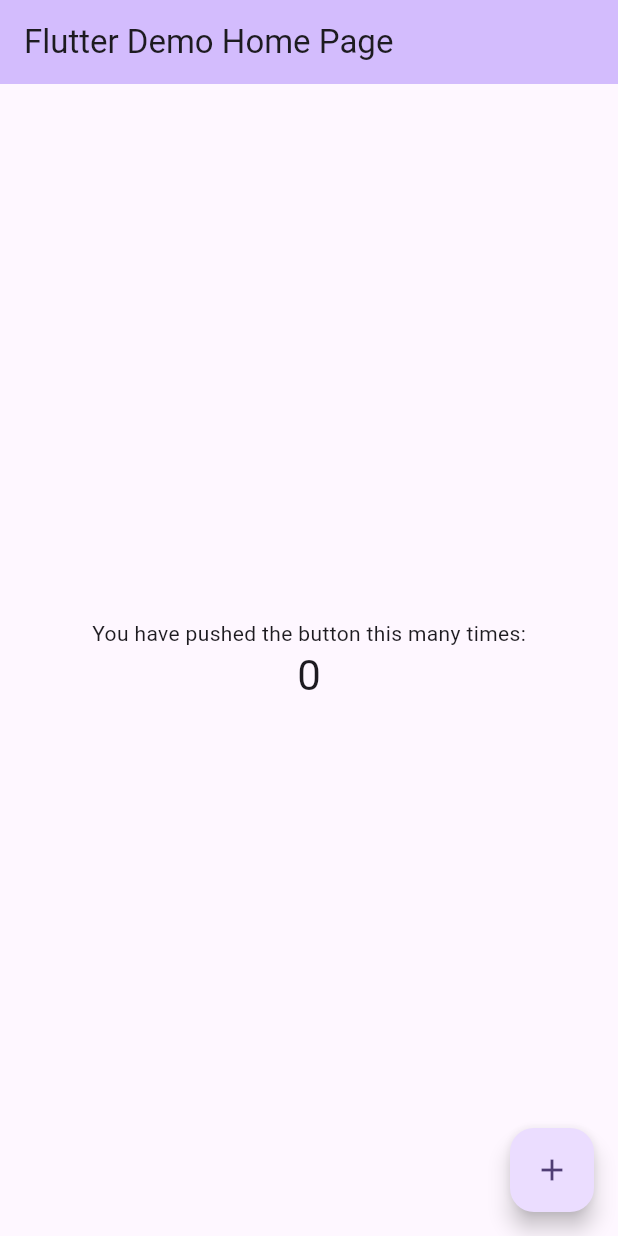
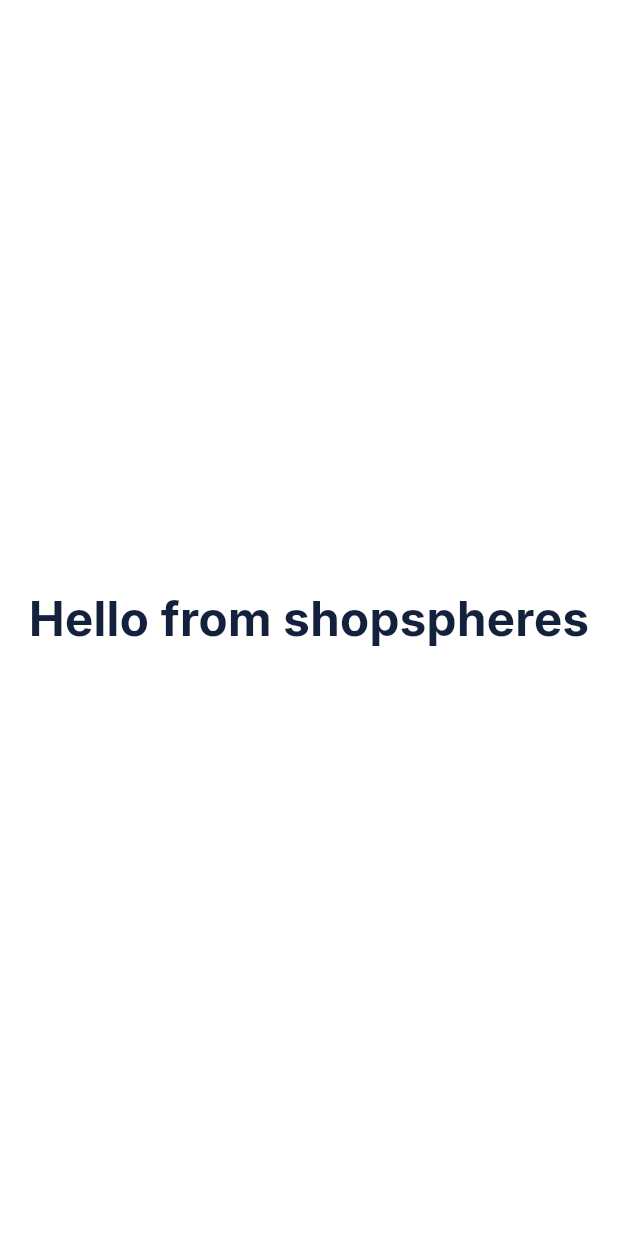
Before and after one commit to WajahatNoor/ShopSphere, a Flutter app: the screen it shows after launch, on a phone screen of 412 x 824 dp. Run offline on Flutter 3.47's test engine with Material 3 defaults, Android fonts, the phone set to English and light mode, and no system bars; our stand-ins replace firebase_core; accounts and stored records are empty.

Commit message:
make the color pallete consistent typography and text styles with app radious also

```diff
--- a/lib/app/res/app_colors.dart
+++ b/lib/app/res/app_colors.dart
@@ -0,0 +1,18 @@
+import 'dart:ui';
+
+class AppColors {
+  static const primary = Color(0xFF14213D);
+  static const secondary = Color(0xFF2563EB);
+
+  static const background = Color(0xFFFFFFFF);
+  static const surface = Color(0xFFF8FAFC);
+  static const border = Color(0xFFE2E8F0);
+
+  static const textPrimary = Color(0xFF14213D);
+  static const textSecondary = Color(0xFF64748B);
+
+  static const success = Color(0xFF16A34A);
+  static const error = Color(0xFFDC2626);
+  static const warning = Color(0xFFF59E0B);
+  static const info = Color(0xFF0EA5E9);
+}
--- /dev/null
+++ b/lib/app/res/app_radious.dart
@@ -0,0 +1,6 @@
+abstract class AppRadius {
+  static const double input = 8;
+  static const double button = 12;
+  static const double card = 12;
+  static const double container = 16;
+}
--- /dev/null
+++ b/lib/app/res/app_spacings.dart
@@ -0,0 +1,8 @@
+abstract class AppSpacing {
+  static const double xs = 4;
+  static const double sm = 8;
+  static const double md = 16;
+  static const double lg = 24;
+  static const double xl = 32;
+  static const double xxl = 48;
+}
--- /dev/null
+++ b/lib/app/res/app_text_styles.dart
@@ -0,0 +1,40 @@
+import 'package:flutter/material.dart';
+import 'app_colors.dart';
+
+abstract class AppTextStyles {
+  static const TextStyle heading = TextStyle(
+    fontSize: 32,
+    fontWeight: FontWeight.w700,
+    color: AppColors.textPrimary,
+  );
+
+  static const TextStyle sectionHeading = TextStyle(
+    fontSize: 24,
+    fontWeight: FontWeight.w600,
+    color: AppColors.textPrimary,
+  );
+
+  static const TextStyle subheading = TextStyle(
+    fontSize: 18,
+    fontWeight: FontWeight.w600,
+    color: AppColors.textPrimary,
+  );
+
+  static const TextStyle body = TextStyle(
+    fontSize: 16,
+    fontWeight: FontWeight.w400,
+    color: AppColors.textPrimary,
+  );
+
+  static const TextStyle bodySmall = TextStyle(
+    fontSize: 14,
+    fontWeight: FontWeight.w400,
+    color: AppColors.textSecondary,
+  );
+
+  static const TextStyle caption = TextStyle(
+    fontSize: 12,
+    fontWeight: FontWeight.w400,
+    color: AppColors.textSecondary,
+  );
+}
--- /dev/null
+++ b/lib/app/res/app_theme.dart
@@ -0,0 +1,38 @@
+import 'package:flutter/material.dart';
+
+import 'app_colors.dart';
+import 'app_text_styles.dart';
+
+class AppTheme {
+  static ThemeData get lightTheme {
+    return ThemeData(
+      useMaterial3: true,
+      fontFamily: 'Inter',
+      scaffoldBackgroundColor: AppColors.background,
+
+      colorScheme: ColorScheme.fromSeed(
+        seedColor: AppColors.primary,
+        primary: AppColors.primary,
+        secondary: AppColors.secondary,
+        surface: AppColors.surface,
+        error: AppColors.error,
+      ),
+
+      textTheme: const TextTheme(
+        headlineLarge: AppTextStyles.heading,
+        headlineMedium: AppTextStyles.sectionHeading,
+        titleLarge: AppTextStyles.subheading,
+        bodyLarge: AppTextStyles.body,
+        bodyMedium: AppTextStyles.bodySmall,
+        bodySmall: AppTextStyles.caption,
+      ),
+
+      appBarTheme: const AppBarTheme(
+        backgroundColor: AppColors.background,
+        foregroundColor: AppColors.primary,
+        elevation: 0,
+        centerTitle: false,
+      ),
+    );
+  }
+}
--- a/lib/main.dart
+++ b/lib/main.dart
@@ -1,5 +1,7 @@
 import 'package:firebase_core/firebase_core.dart';
 import 'package:flutter/material.dart';
+import 'package:shop_shop_sphere/app/res/app_text_styles.dart';
+import 'package:shop_shop_sphere/app/res/app_theme.dart';
 import 'package:shop_shop_sphere/firebase_options.dart';
 
 void main() async {
@@ -10,121 +12,22 @@
   ).then((value) {
     debugPrint("FIREBASE CONNECTED");
   });
-  runApp(const MyApp());
+  runApp(const ShopSphereApp());
 }
 
-class MyApp extends StatelessWidget {
-  const MyApp({super.key});
+class ShopSphereApp extends StatelessWidget {
+  const ShopSphereApp({super.key});
 
-  // This widget is the root of your application.
   @override
   Widget build(BuildContext context) {
     return MaterialApp(
-      title: 'Flutter Demo',
-      theme: ThemeData(
-        // This is the theme of your application.
-        //
-        // TRY THIS: Try running your application with "flutter run". You'll see
-        // the application has a purple toolbar. Then, without quitting the app,
-        // try changing the seedColor in the colorScheme below to Colors.green
-        // and then invoke "hot reload" (save your changes or press the "hot
-        // reload" button in a Flutter-supported IDE, or press "r" if you used
-        // the command line to start the app).
-        //
-        // Notice that the counter didn't reset back to zero; the application
-        // state is not lost during the reload. To reset the state, use hot
-        // restart instead.
-        //
-        // This works for code too, not just values: Most code changes can be
-        // tested with just a hot reload.
-        colorScheme: .fromSeed(seedColor: Colors.deepPurple),
-      ),
-      home: const MyHomePage(title: 'Flutter Demo Home Page'),
-    );
-  }
-}
-
-class MyHomePage extends StatefulWidget {
-  const MyHomePage({super.key, required this.title});
-
-  // This widget is the home page of your application. It is stateful, meaning
-  // that it has a State object (defined below) that contains fields that affect
-  // how it looks.
-
-  // This class is the configuration for the state. It holds the values (in this
-  // case the title) provided by the parent (in this case the App widget) and
-  // used by the build method of the State. Fields in a Widget subclass are
-  // always marked "final".
-
-  final String title;
-
-  @override
-  State<MyHomePage> createState() => _MyHomePageState();
-}
-
-class _MyHomePageState extends State<MyHomePage> {
-  int _counter = 0;
-
-  void _incrementCounter() {
-    setState(() {
-      // This call to setState tells the Flutter framework that something has
-      // changed in this State, which causes it to rerun the build method below
-      // so that the display can reflect the updated values. If we changed
-      // _counter without calling setState(), then the build method would not be
-      // called again, and so nothing would appear to happen.
-      _counter++;
-    });
-  }
-
-  @override
-  Widget build(BuildContext context) {
-    // This method is rerun every time setState is called, for instance as done
-    // by the _incrementCounter method above.
-    //
-    // The Flutter framework has been optimized to make rerunning build methods
-    // fast, so that you can just rebuild anything that needs updating rather
-    // than having to individually change instances of widgets.
-    return Scaffold(
-      appBar: AppBar(
-        // TRY THIS: Try changing the color here to a specific color (to
-        // Colors.amber, perhaps?) and trigger a hot reload to see the AppBar
-        // change color while the other colors stay the same.
-        backgroundColor: Theme.of(context).colorScheme.inversePrimary,
-        // Here we take the value from the MyHomePage object that was created by
-        // the App.build method, and use it to set our appbar title.
-        title: Text(widget.title),
-      ),
-      body: Center(
-        // Center is a layout widget. It takes a single child and positions it
-        // in the middle of the parent.
-        child: Column(
-          // Column is also a layout widget. It takes a list of children and
-          // arranges them vertically. By default, it sizes itself to fit its
-          // children horizontally, and tries to be as tall as its parent.
-          //
-          // Column has various properties to control how it sizes itself and
-          // how it positions its children. Here we use mainAxisAlignment to
-          // center the children vertically; the main axis here is the vertical
-          // axis because Columns are vertical (the cross axis would be
-          // horizontal).
-          //
-          // TRY THIS: Invoke "debug painting" (choose the "Toggle Debug Paint"
-          // action in the IDE, or press "p" in the console), to see the
-          // wireframe for each widget.
-          mainAxisAlignment: .center,
-          children: [
-            const Text('You have pushed the button this many times:'),
-            Text(
-              '$_counter',
-              style: Theme.of(context).textTheme.headlineMedium,
-            ),
-          ],
+      theme: AppTheme.lightTheme,
+      debugShowCheckedModeBanner: false,
+      title: 'ShopSphere My  First Ecommerse App',
+      home: Scaffold(
+        body: Center(
+          child: Text("Hello from shopspheres", style: AppTextStyles.heading),
         ),
-      ),
-      floatingActionButton: FloatingActionButton(
-        onPressed: _incrementCounter,
-        tooltip: 'Increment',
-        child: const Icon(Icons.add),
       ),
     );
   }
```
Also changed, not shown: pubspec.yaml (+13 -14 lines), assets/fonts/Inter_18pt-Bold.ttf (added), assets/fonts/Inter_18pt-Medium.ttf (added), assets/fonts/Inter_18pt-Regular.ttf (added), assets/fonts/Inter_18pt-SemiBold.ttf (added), 1 other file.
